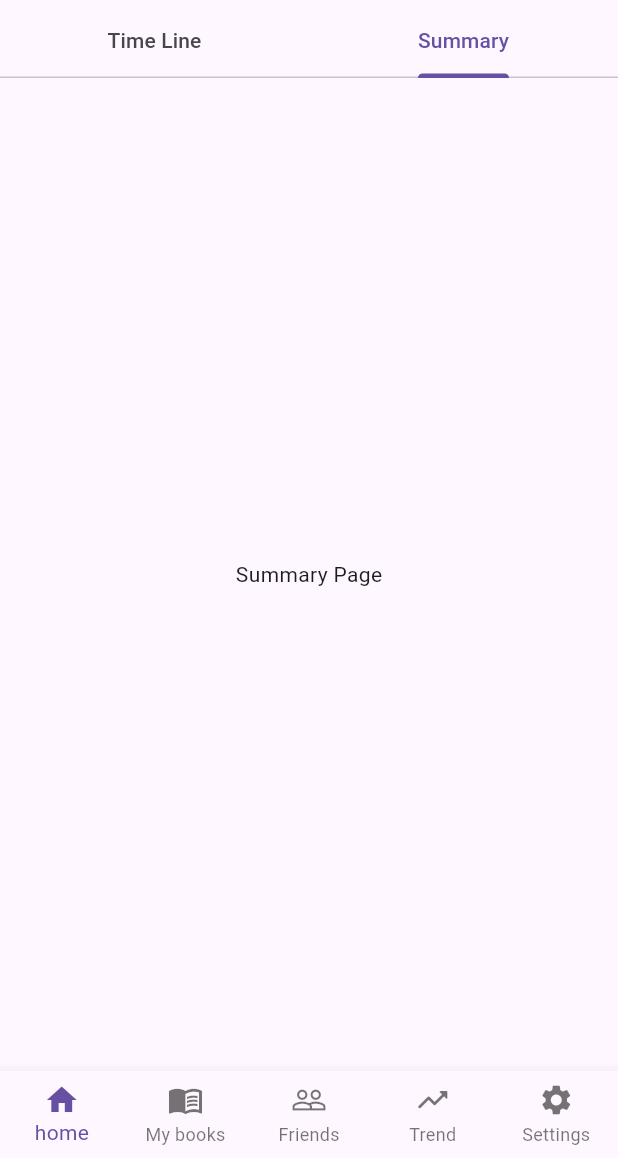
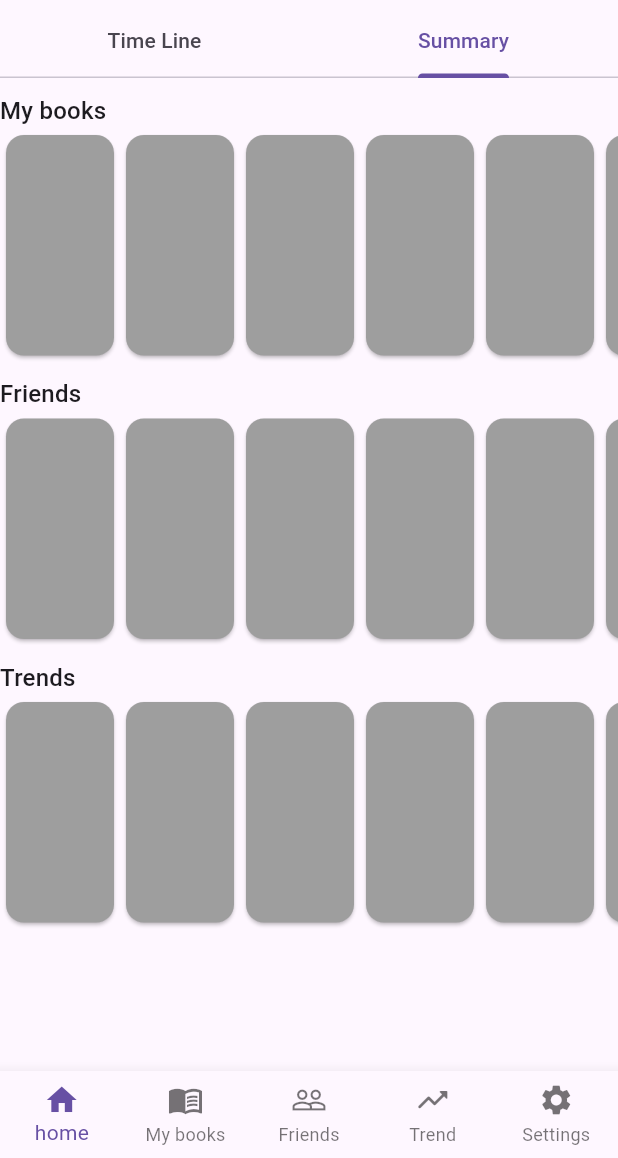
Before and after one commit to n0o0i/yomiru, a Flutter app: the screen it shows after launch, tab 2 chosen, on a phone screen of 412 x 824 dp, the part 78-1236 px from its top. Run offline on Flutter 3.47's test engine with Material 3 defaults, Android fonts, the phone set to English and light mode, and no system bars.

Commit message:
add summaryview

```diff
--- a/lib/main.dart
+++ b/lib/main.dart
@@ -31,8 +31,8 @@
               Expanded(
                 child: TabBarView(
                   children: [
-                    TimeLineListView(),
-                    Center(child: Text('Summary Page')),
+                    TimeLineView(),
+                    SummmaryView(),
                   ],
                 )
               )
@@ -53,7 +53,7 @@
   }
 }
 
-class TimeLineListView extends StatelessWidget {
+class TimeLineView extends StatelessWidget {
   @override
   Widget build(BuildContext context) {
     return ListView.builder(
@@ -106,3 +106,65 @@
     );
   }
 }
+
+class SummmaryView extends StatelessWidget {
+  @override
+  Widget build(BuildContext context) {
+    // TODO: implement build
+    return SingleChildScrollView(
+      child: Column(
+        crossAxisAlignment: CrossAxisAlignment.start,
+        children: [
+          SizedBox(height: 10),
+          Text(
+            "My books",
+            style: Theme.of(context).textTheme.titleMedium
+          ),
+          SizedBox(
+            height: 155,
+            child: BookList()
+          ),
+          SizedBox(height: 10),
+          Text(
+            "Friends",
+            style: Theme.of(context).textTheme.titleMedium
+          ),
+          SizedBox(
+            height: 155,
+            child: BookList()
+          ),
+          SizedBox(height: 10),
+          Text(
+            "Trends",
+            style: Theme.of(context).textTheme.titleMedium
+          ),
+          SizedBox(
+            height: 155,
+            child: BookList()
+          )
+        ],
+      )
+    );
+  }
+}
+
+class BookList extends StatelessWidget {
+  @override
+  Widget build(BuildContext context) {
+    // TODO: implement build
+    return ListView.builder(
+      scrollDirection: Axis.horizontal,
+      itemCount: 10,
+      itemBuilder: (context, index){
+        return Container(
+          child: SizedBox(
+            width: 80,
+            child: Card(
+              color: Colors.grey,
+            ),
+          ),
+        );
+      },
+    );
+  }
+}
```
